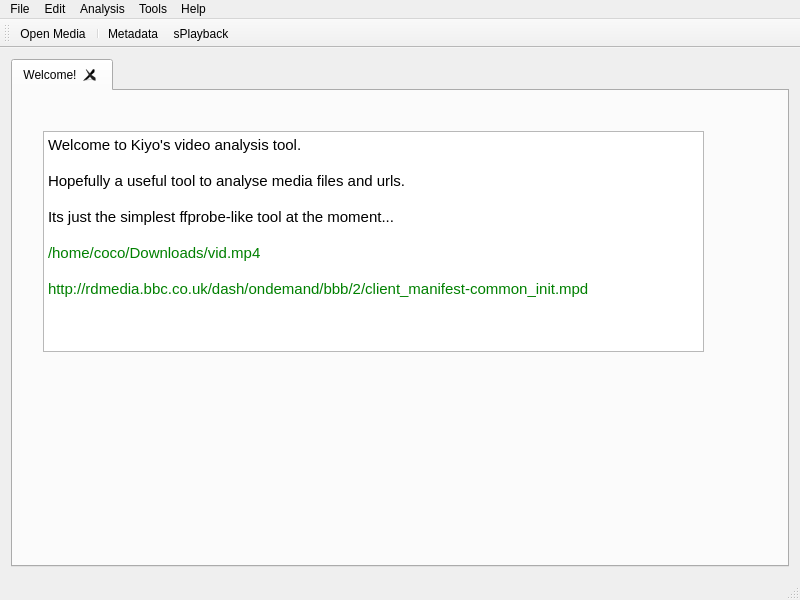
Old version of the form src/qtWidgets/mainWindow.ui in the repository kiyoMatsui/kiyosVideoAnalysisTool.
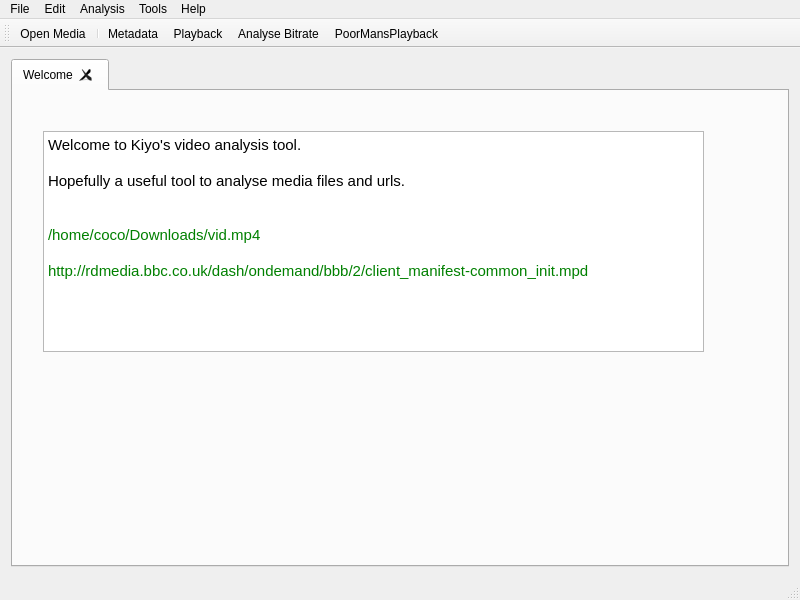
New version of the form. Icons and pictures are not drawn.

Commit message: fixed major playback issues

Diff of the .ui file:
```diff
--- a/src/qtWidgets/mainWindow.ui
+++ b/src/qtWidgets/mainWindow.ui
@@ -37,7 +37,7 @@
       </property>
       <widget class="QWidget" name="introTab">
        <attribute name="title">
-        <string>Welcome!</string>
+        <string>Welcome</string>
        </attribute>
        <widget class="QTextEdit" name="textEdit">
         <property name="geometry">
@@ -57,7 +57,6 @@
 &lt;p style=&quot;-qt-paragraph-type:empty; margin-top:0px; margin-bottom:0px; margin-left:0px; margin-right:0px; -qt-block-indent:0; text-indent:0px; font-family:'Ubuntu'; font-size:11pt;&quot;&gt;&lt;br /&gt;&lt;/p&gt;
 &lt;p style=&quot; margin-top:0px; margin-bottom:0px; margin-left:0px; margin-right:0px; -qt-block-indent:0; text-indent:0px;&quot;&gt;&lt;span style=&quot; font-family:'Ubuntu'; font-size:11pt;&quot;&gt;Hopefully a useful tool to analyse media files and urls.&lt;/span&gt;&lt;/p&gt;
 &lt;p style=&quot;-qt-paragraph-type:empty; margin-top:0px; margin-bottom:0px; margin-left:0px; margin-right:0px; -qt-block-indent:0; text-indent:0px; font-family:'Ubuntu'; font-size:11pt;&quot;&gt;&lt;br /&gt;&lt;/p&gt;
-&lt;p style=&quot; margin-top:0px; margin-bottom:0px; margin-left:0px; margin-right:0px; -qt-block-indent:0; text-indent:0px;&quot;&gt;&lt;span style=&quot; font-family:'Ubuntu'; font-size:11pt;&quot;&gt;Its just the simplest ffprobe-like tool at the moment...&lt;/span&gt;&lt;/p&gt;
 &lt;p style=&quot;-qt-paragraph-type:empty; margin-top:0px; margin-bottom:0px; margin-left:0px; margin-right:0px; -qt-block-indent:0; text-indent:0px; font-family:'Ubuntu'; font-size:11pt;&quot;&gt;&lt;br /&gt;&lt;/p&gt;
 &lt;p style=&quot; margin-top:0px; margin-bottom:0px; margin-left:0px; margin-right:0px; -qt-block-indent:0; text-indent:0px;&quot;&gt;&lt;span style=&quot; font-family:'Ubuntu'; font-size:11pt; color:#008000;&quot;&gt;/home/coco/Downloads/vid.mp4&lt;/span&gt;&lt;/p&gt;
 &lt;p style=&quot;-qt-paragraph-type:empty; margin-top:0px; margin-bottom:0px; margin-left:0px; margin-right:0px; -qt-block-indent:0; text-indent:0px; font-family:'Ubuntu'; font-size:11pt; color:#008000;&quot;&gt;&lt;br /&gt;&lt;/p&gt;
@@ -126,6 +125,8 @@
    <addaction name="actionOpenMedia"/>
    <addaction name="separator"/>
    <addaction name="actionMetadata"/>
+   <addaction name="actionPlayback"/>
+   <addaction name="actionAnalyseBitrate"/>
    <addaction name="actionSimplePlayback"/>
   </widget>
   <widget class="QStatusBar" name="statusBar"/>
@@ -157,10 +158,26 @@
   </action>
   <action name="actionSimplePlayback">
    <property name="text">
-    <string>sPlayback</string>
+    <string>PoorMansPlayback</string>
    </property>
    <property name="toolTip">
-    <string>&lt;html&gt;&lt;head/&gt;&lt;body&gt;&lt;p&gt;Simple playback tab&lt;/p&gt;&lt;p&gt;No AV Sync, No CC or seeking&lt;/p&gt;&lt;/body&gt;&lt;/html&gt;</string>
+    <string>&lt;html&gt;&lt;head/&gt;&lt;body&gt;&lt;p&gt;Bad but very simple player&lt;/p&gt;&lt;p&gt;No AV Sync, No CC or seeking&lt;/p&gt;&lt;p&gt;High CPU use&lt;/p&gt;&lt;/body&gt;&lt;/html&gt;</string>
+   </property>
+  </action>
+  <action name="actionAnalyseBitrate">
+   <property name="text">
+    <string>Analyse Bitrate</string>
+   </property>
+   <property name="toolTip">
+    <string>&lt;html&gt;&lt;head/&gt;&lt;body&gt;&lt;p&gt;Bitrate per second&lt;/p&gt;&lt;p&gt;&lt;br/&gt;&lt;/p&gt;&lt;/body&gt;&lt;/html&gt;</string>
+   </property>
+  </action>
+  <action name="actionPlayback">
+   <property name="text">
+    <string>Playback</string>
+   </property>
+   <property name="toolTip">
+    <string>&lt;html&gt;&lt;head/&gt;&lt;body&gt;&lt;p&gt;Bad but very simple player&lt;/p&gt;&lt;p&gt;No AV Sync, No CC or seeking&lt;/p&gt;&lt;p&gt;High CPU use&lt;/p&gt;&lt;/body&gt;&lt;/html&gt;</string>
    </property>
   </action>
  </widget>
```
The commit also changes 1924 other files.
